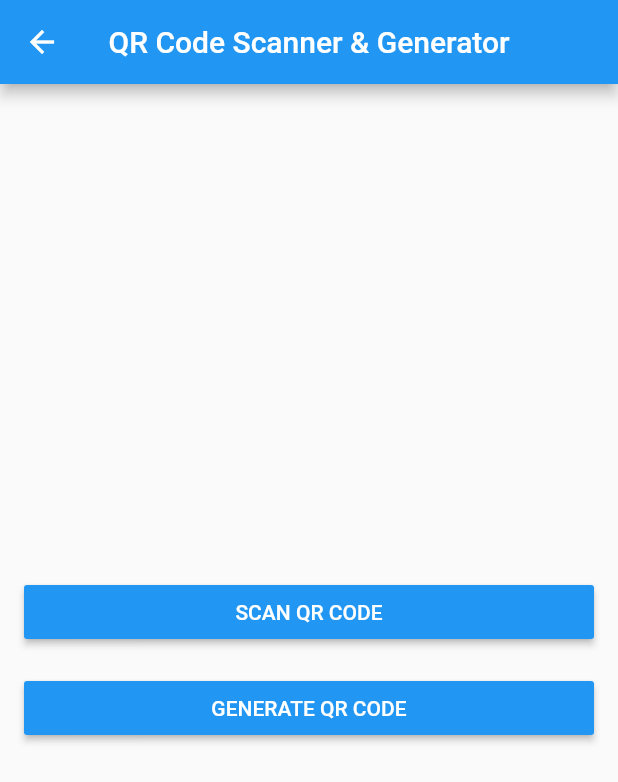
After one commit to AlhaadiDev/Flutter-UI-Practice-1.0, a Flutter app: the MenuPage screen opened directly, after a tap on "QR Scanner Sample", on a phone screen of 412 x 824 dp. The commit adds this screen. Shown: the top 782 px of the screen. Run offline on Flutter 3.47's test engine with Material 2 defaults, Android fonts, the phone set to English and light mode, and no system bars; our stand-ins replace google_maps_flutter, qr_flutter; missing offline and left inert: barcode_scan; network calls fail.

Commit message:
add new features, call API, scan QRCode, create QRCode

```diff
--- a/lib/home.dart
+++ b/lib/home.dart
@@ -20,10 +20,9 @@ class _HomePageState extends State<HomePage> {
         type: BottomNavigationBarType.fixed,
         fixedColor: Colors.blue,
         currentIndex: _bottomNavIndex,
-        onTap: (int index){
+        onTap: (int index) {
           setState(() {
-           _bottomNavIndex = index;
-
+            _bottomNavIndex = index;
           });
         },
         items: [
--- /dev/null
+++ b/lib/map.dart
@@ -0,0 +1,38 @@
+import 'package:flutter/material.dart';
+import 'package:google_maps_flutter/google_maps_flutter.dart';
+
+void main() => runApp(MapPage());
+
+class MapPage extends StatefulWidget {
+  @override
+  _MapPage createState() => _MapPage();
+}
+
+class _MapPage extends State<MapPage> {
+  GoogleMapController mapController;
+  final LatLng _center = const LatLng(45.521563, -122.677433);
+
+  void _onMapCreated(GoogleMapController controller) {
+    mapController = controller;
+  }
+
+  @override
+  Widget build(BuildContext context) {
+    return MaterialApp(
+      home: Scaffold(
+        appBar: AppBar(
+          title: Text('Simple Map without KEY'),
+          backgroundColor: Colors.green,
+        ),
+        body: GoogleMap(
+            onMapCreated: _onMapCreated,
+            options: GoogleMapOptions(
+              cameraPosition: CameraPosition(
+                target: _center,
+                zoom: 11.0,
+              ),
+            )),
+      ),
+    );
+  }
+}
--- /dev/null
+++ b/lib/menu.dart
@@ -0,0 +1,90 @@
+import 'package:flutter/material.dart';
+import 'stacked_icon.dart';
+import 'map.dart';
+import 'listApi.dart';
+import 'qrScanner.dart';
+
+class MenuPage extends StatelessWidget {
+  @override
+  Widget build(BuildContext context) {
+    return new Scaffold(
+      appBar: new AppBar(
+        backgroundColor: Colors.transparent,
+        elevation: 0.0,
+        iconTheme: new IconThemeData(color: Colors.green),
+      ),
+      body: Container(
+        width: double.infinity,
+        child: new Column(
+          crossAxisAlignment: CrossAxisAlignment.center,
+          children: <Widget>[
+            new StackedIcons(),
+            Expanded(
+              child: Padding(
+                padding:
+                    const EdgeInsets.only(left: 20.0, right: 10.0, top: 0.0),
+                child: GestureDetector(
+                  onTap: () {
+                    Navigator.push(context,
+                        MaterialPageRoute(builder: (context) => MapPage()));
+                  },
+                  child: new Container(
+                    height: 70.0,
+                    alignment: Alignment.center,
+                    child: new Text(
+                      "Sample Map Page",
+                      style: new TextStyle(
+                          fontSize: 17.0,
+                          color: Colors.green,
+                          fontWeight: FontWeight.bold),
+                    ),
+                  ),
+                ),
+              ),
+            ),
+            Expanded(
+              child: Padding(
+                padding:
+                    const EdgeInsets.only(left: 20.0, right: 10.0, top: 0.0),
+                child: GestureDetector(
+                  onTap: () {
+                    Navigator.push(context,
+                        MaterialPageRoute(builder: (context) => ListPage()));
+                  },
+                  child: new Text(
+                    "Sample List API Call",
+                    style: new TextStyle(
+                        fontSize: 17.0,
+                        color: Colors.green,
+                        fontWeight: FontWeight.bold),
+                  ),
+                ),
+              ),
+            ),
+            Expanded(
+              child: Padding(
+                padding:
+                    const EdgeInsets.only(left: 20.0, right: 10.0, top: 0.0),
+                child: GestureDetector(
+                  onTap: () {
+                    Navigator.push(
+                        context,
+                        MaterialPageRoute(
+                            builder: (context) => QRScannerPage()));
+                  },
+                  child: new Text(
+                    "QR Scanner Sample",
+                    style: new TextStyle(
+                        fontSize: 17.0,
+                        color: Colors.green,
+                        fontWeight: FontWeight.bold),
+                  ),
+                ),
+              ),
+            )
+          ],
+        ),
+      ),
+    );
+  }
+}
--- /dev/null
+++ b/lib/qrScanner.dart
@@ -0,0 +1,52 @@
+import 'package:flutter/material.dart';
+import 'package:myapp/QRScanner/QRScanner.dart';
+import 'QRScanner/generateScan.dart';
+import 'package:flutter/rendering.dart';
+
+
+class QRScannerPage extends StatelessWidget {
+  @override
+  Widget build(BuildContext context) {
+    return Scaffold(
+      appBar: AppBar(
+        centerTitle: true,
+        title: Text('QR Code Scanner & Generator'),
+      ),
+      body: Center(
+          child: Column(
+        mainAxisAlignment: MainAxisAlignment.center,
+        crossAxisAlignment: CrossAxisAlignment.stretch,
+        children: <Widget>[
+          Padding(
+            padding: EdgeInsets.symmetric(vertical: 8.0, horizontal: 16.0),
+            child: RaisedButton(
+                color: Colors.blue,
+                textColor: Colors.white,
+                splashColor: Colors.blueGrey,
+                    onPressed: () {
+                      Navigator.push(
+                        context,
+                        MaterialPageRoute(builder: (context) => QRScanner()),
+                      );
+                    },
+                child: const Text('SCAN QR CODE')),
+          ),
+          Padding(
+            padding: EdgeInsets.symmetric(vertical: 8.0, horizontal: 16.0),
+            child: RaisedButton(
+                color: Colors.blue,
+                textColor: Colors.white,
+                splashColor: Colors.blueGrey,
+                    onPressed: () {
+                      Navigator.push(
+                        context,
+                        MaterialPageRoute(builder: (context) => GenerateScreen()),
+                      );
+                    },
+                child: const Text('GENERATE QR CODE')),
+          ),
+        ],
+      )),
+    );
+  }
+}
--- /dev/null
+++ b/lib/user.dart
@@ -0,0 +1,6 @@
+class User {
+  String name;
+  int id;
+
+  User({this.name, this.id});
+}
--- a/pubspec.yaml
+++ b/pubspec.yaml
@@ -19,6 +19,11 @@ dependencies:
   # The following adds the Cupertino Icons font to your application.
   # Use with the CupertinoIcons class for iOS style icons.
   cupertino_icons: ^0.1.2
+  google_maps_flutter: ^0.0.3+3
+  http: ^0.11.3+16
+  path_provider: 0.4.1
+  barcode_scan: ^0.0.4
+  qr_flutter: ^1.1.1
 
 dev_dependencies:
   flutter_test:
```
Also changed, not shown: lib/QRScanner/QRScanner.dart (added, +69 -0 lines), lib/QRScanner/generateScan.dart (added, +126 -0 lines), lib/listApi.dart (added, +163 -0 lines), lib/login.dart (+32 -7 lines), lib/main.dart (+5 -3 lines), 1 other file.
